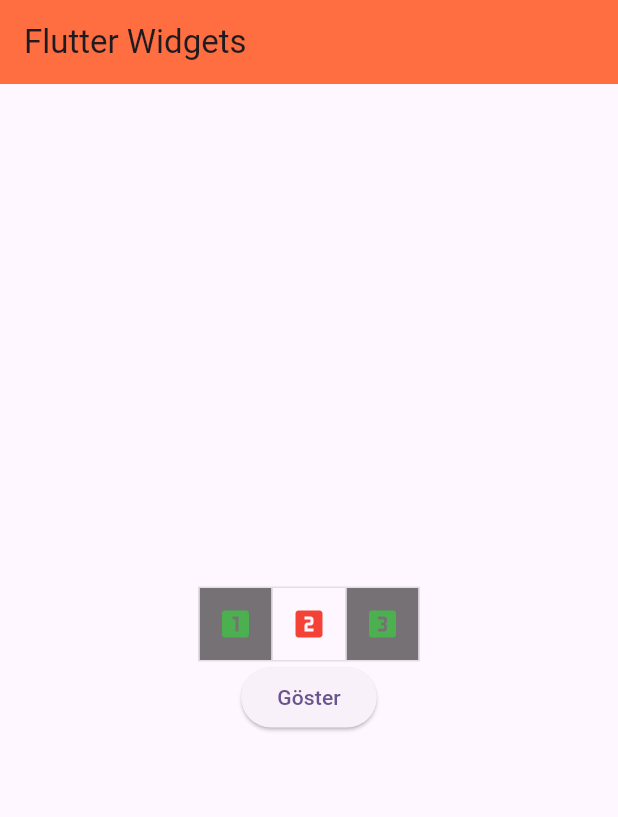
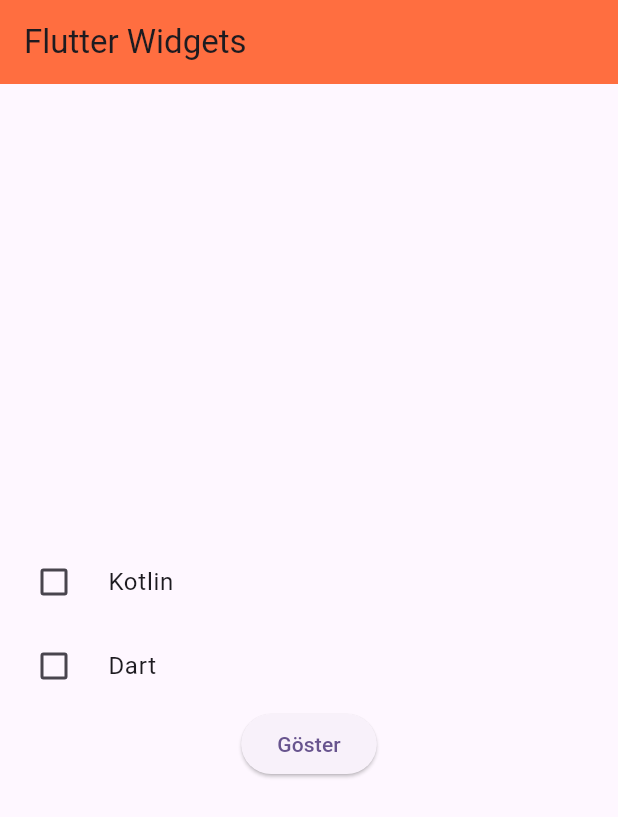
Before and after one commit to SERENGOKYILDIZ/FLUTTER_ANDROID_WIDGETS, a Flutter app: the screen it shows after launch, on a phone screen of 412 x 824 dp. Shown: the top 817 px of the screen. Run offline on Flutter 3.47's test engine with Material 3 defaults, Android fonts, the phone set to English and light mode, and no system bars.

Commit message:
Learned customization CheckBox

```diff
--- a/lib/main.dart
+++ b/lib/main.dart
@@ -29,8 +29,8 @@
 
 class _MyHomePageState extends State<MyHomePage> {
 
-  var toggleDurumlari = [true, false, true];
-  int secilenIndex = 0;
+  bool kotlinDurum = false;
+  bool dartDurum = false;
 
   @override
   Widget build(BuildContext context) {
@@ -43,31 +43,36 @@
         child: Column(
           mainAxisAlignment: MainAxisAlignment.center,
           children: <Widget>[
-            ToggleButtons(
-                isSelected: toggleDurumlari,
-                onPressed: (int secilen){
-                  secilenIndex = secilen;
-                  print("${secilenIndex+1}. toggle secildi");
-
+            CheckboxListTile(
+                title: Text("Kotlin"),
+                value: kotlinDurum,
+                controlAffinity: ListTileControlAffinity.leading, /// Sol tarafta gözükecekk yazı
+                checkColor: Colors.red, /// Seçilince seçme okunun rengi
+                activeColor: Colors.deepPurpleAccent, /// Seçilince seçme içinin rengi
+                onChanged: (bool? veri){
+                  print("Kotlin secildi : $veri");
                   setState(() {
-                    toggleDurumlari[secilenIndex] = !toggleDurumlari[secilenIndex];
+                    kotlinDurum = veri!;
                   });
                 },
-                color: Colors.red,            /// Seçilmediği zamanki rengi
-                selectedColor: Colors.green,  /// Seçildiği zamanki rengi
-                fillColor: Colors.black54,    /// Seçildiği zamanki arkaplan rengi
-                children: [
-                  Icon(Icons.looks_one),
-                  Icon(Icons.looks_two),
-                  Icon(Icons.looks_3),
-                ],
+            ),
+            CheckboxListTile(
+              title: Text("Dart"),
+              value: dartDurum,
+              controlAffinity: ListTileControlAffinity.leading, /// Sol tarafta gözükecekk yazı
+              onChanged: (bool? veri){
+                print("Dart secildi : $veri");
+                setState(() {
+                  dartDurum = veri!;
+                });
+              },
             ),
             ElevatedButton(
                 onPressed: (){
-                  print("En son seçilen = ${secilenIndex+1}");
+                  print("Kotlin : $kotlinDurum, Dart : $dartDurum");
                 },
                 child: Text("Göster")
-            ),
+            )
           ],
         ),
       ),
```
